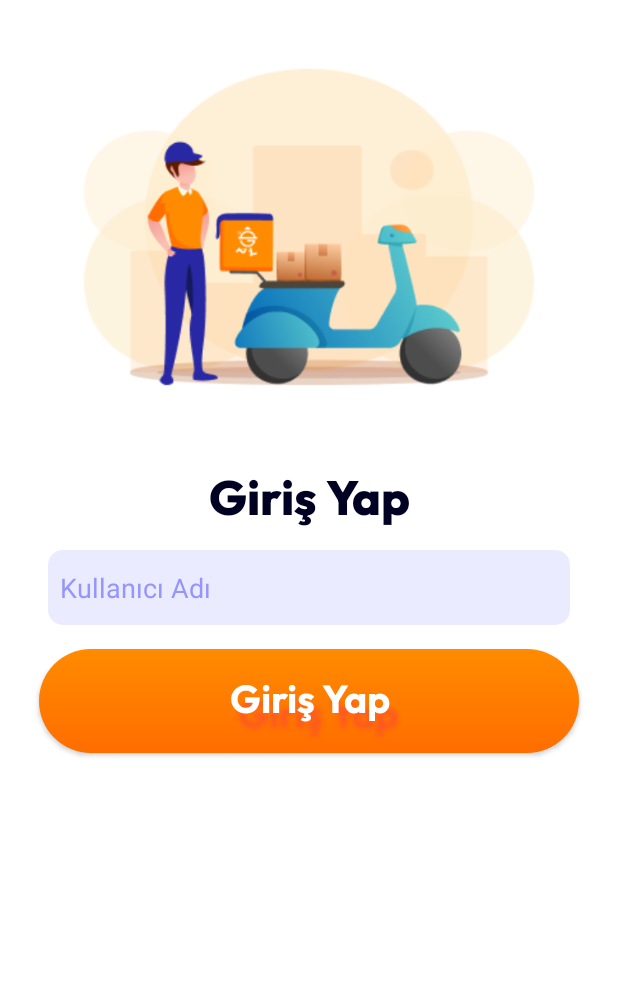
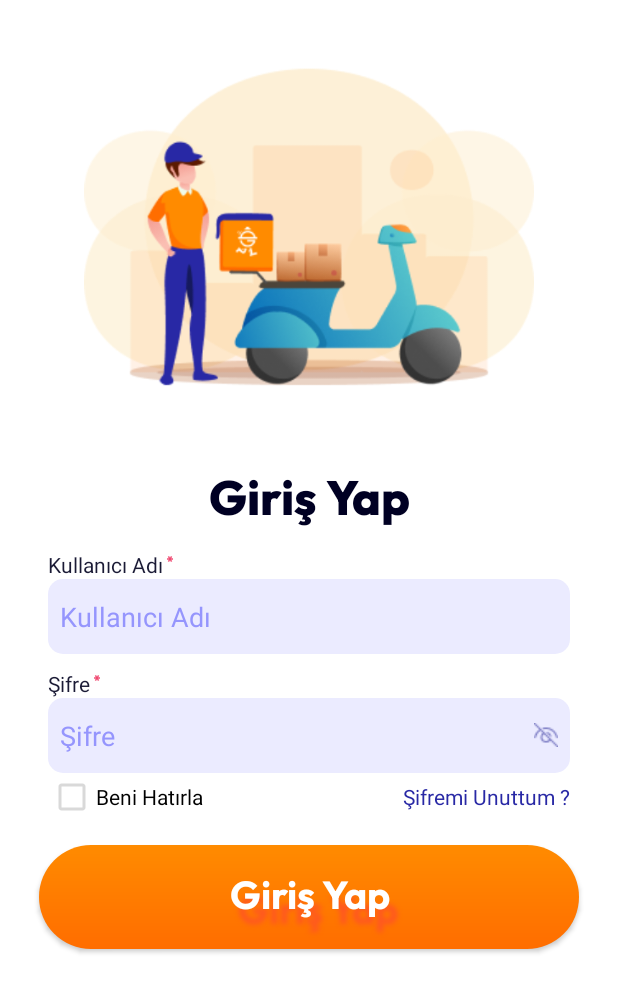
Before and after one commit to hidirektor/gelkurye-mobile-android, an Android app: the layout activity_login.xml on its own in the app's theme, with its tools: preview values and no code run, on a phone screen of 412 x 824 dp. Shown: the top 992 px of the screen. Run offline under Robolectric (Android 15) with nearby library versions, the phone set to English and light mode, and no system bars.

Commit message:
Login Page Update

```diff
--- a/app/src/main/res/layout/activity_login.xml
+++ b/app/src/main/res/layout/activity_login.xml
@@ -41,21 +41,109 @@
             app:layout_constraintStart_toStartOf="parent"
             app:layout_constraintTop_toBottomOf="@+id/selection_ikon" />
 
+        <RelativeLayout
+            android:layout_width="match_parent"
+            android:layout_height="wrap_content">
+            <TextView
+                android:layout_width="wrap_content"
+                android:layout_height="wrap_content"
+                android:id="@+id/textViewUsernameLabel"
+                android:text="@string/hint_username"
+                android:fontFamily="@font/poppins"
+                android:textColor="@color/editTextTopColor"
+                android:layout_marginStart="32dp"
+                android:layout_marginTop="10dp"/>
+            <TextView
+                android:layout_width="wrap_content"
+                android:layout_height="wrap_content"
+                android:id="@+id/textViewStarLabel"
+                android:text="@string/hint_star"
+                android:layout_toEndOf="@id/textViewUsernameLabel"
+                android:fontFamily="@font/gilroy_semibold"
+                android:layout_marginStart="2dp"
+                android:textColor="@color/editTextStarColor"
+                android:layout_marginTop="10dp"/>
             <EditText
                 android:id="@+id/editTextTextPersonName"
                 android:layout_width="match_parent"
                 android:layout_height="50dp"
                 android:layout_marginStart="32dp"
                 android:layout_marginEnd="32dp"
-            android:layout_marginTop="10dp"
+                android:layout_below="@id/textViewUsernameLabel"
                 android:background="@drawable/edittextbackground"
                 android:drawablePadding="16dp"
                 android:ems="10"
-            android:fontFamily=""
+                android:fontFamily="@font/poppins"
                 android:hint="@string/hint_username"
                 android:inputType="textPersonName"
                 android:padding="8dp"
                 android:textColorHint="@color/editTextColor" />
+        </RelativeLayout>
+
+        <RelativeLayout
+            android:layout_width="match_parent"
+            android:layout_height="wrap_content">
+            <TextView
+                android:layout_width="wrap_content"
+                android:layout_height="wrap_content"
+                android:id="@+id/textViewPasswordLabel"
+                android:text="@string/hint_password"
+                android:fontFamily="@font/poppins"
+                android:textColor="@color/editTextTopColor"
+                android:layout_marginStart="32dp"
+                android:layout_marginTop="10dp"/>
+            <TextView
+                android:layout_width="wrap_content"
+                android:layout_height="wrap_content"
+                android:id="@+id/textViewPasswordStarLabel"
+                android:text="@string/hint_star"
+                android:layout_toEndOf="@id/textViewPasswordLabel"
+                android:fontFamily="@font/gilroy_semibold"
+                android:layout_marginStart="2dp"
+                android:textColor="@color/editTextStarColor"
+                android:layout_marginTop="10dp"/>
+            <EditText
+                android:id="@+id/editTextTextPassword"
+                android:layout_width="match_parent"
+                android:layout_height="50dp"
+                android:layout_marginStart="32dp"
+                android:layout_marginEnd="32dp"
+                android:layout_below="@id/textViewPasswordLabel"
+                android:background="@drawable/edittextbackground"
+                android:drawableEnd="@drawable/password_hide_ikon"
+                android:ems="10"
+                android:fontFamily="@font/poppins"
+                android:hint="@string/hint_password"
+                android:inputType="textPassword"
+                android:padding="8dp"
+                android:textColorHint="@color/editTextColor" />
+        </RelativeLayout>
+
+        <LinearLayout
+            android:layout_width="match_parent"
+            android:layout_height="wrap_content"
+            android:orientation="horizontal"
+            android:layout_marginStart="32dp"
+            android:layout_marginEnd="32dp">
+
+            <CheckBox
+                android:id="@+id/beniHatirlaCheckBox"
+                android:layout_width="0dp"
+                android:layout_height="wrap_content"
+                android:layout_gravity="start"
+                android:layout_weight="1"
+                android:buttonTint="@color/checkBoxColor"
+                android:text="@string/hint_rememberme" />
+
+            <TextView
+                android:id="@+id/sifreUnuttumText"
+                android:layout_width="wrap_content"
+                android:layout_height="wrap_content"
+                android:layout_gravity="center|center_horizontal"
+                android:fontFamily="@font/poppins"
+                android:text="@string/hint_forgetpass"
+                android:textColor="@color/atlaTextColor" />
+        </LinearLayout>
 
         <Button
             android:id="@+id/loginButton"
--- a/app/src/main/res/values/colors.xml
+++ b/app/src/main/res/values/colors.xml
@@ -8,4 +8,7 @@
     <color name="specTextColor">#000061</color>
     <color name="editTextColor">#9595FD</color>
     <color name="editTextBackground">#EBEBFF</color>
+    <color name="editTextTopColor">#1A1A35</color>
+    <color name="editTextStarColor">#F04971</color>
+    <color name="checkBoxColor">#D9D9D9</color>
 </resources>
--- a/app/src/main/res/values/strings.xml
+++ b/app/src/main/res/values/strings.xml
@@ -22,5 +22,9 @@
     <string name="button_register">Kayıt Ol</string>
 
     <!-- Button Hints -->
+    <string name="hint_star">*</string>
     <string name="hint_username">Kullanıcı Adı</string>
+    <string name="hint_password">Şifre</string>
+    <string name="hint_rememberme">Beni Hatırla</string>
+    <string name="hint_forgetpass">Şifremi Unuttum ?</string>
 </resources>
```
Also changed, not shown: app/src/main/res/drawable/password_hide_ikon.png (added). Lines whose indentation alone changed are shown as unchanged.
